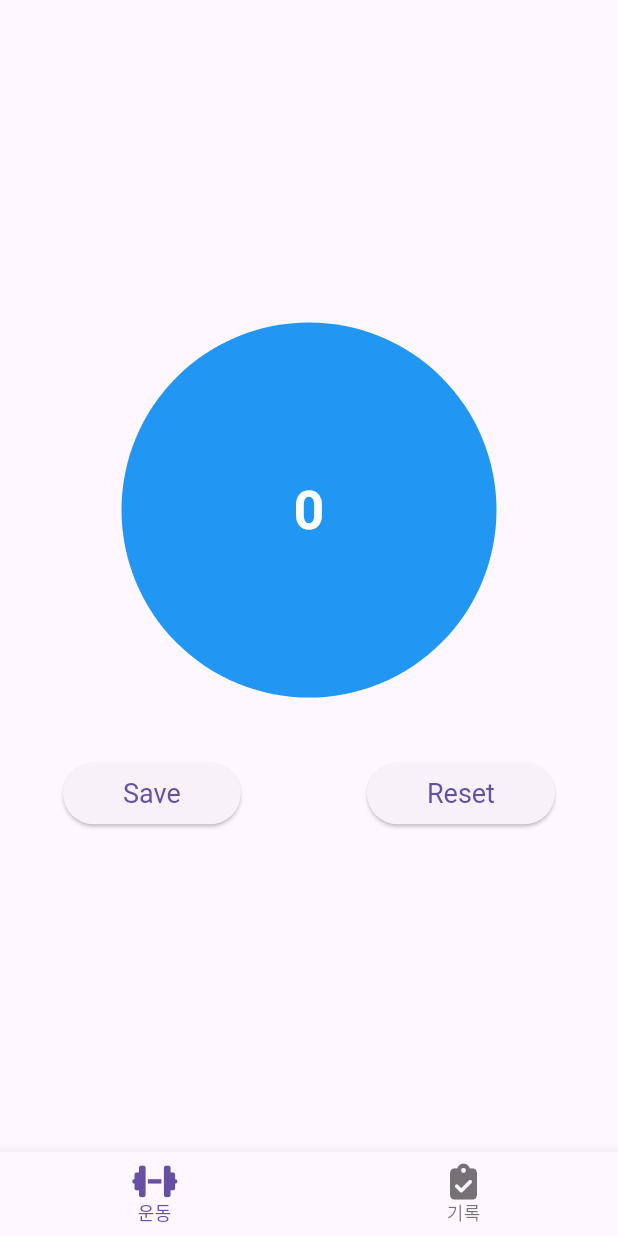
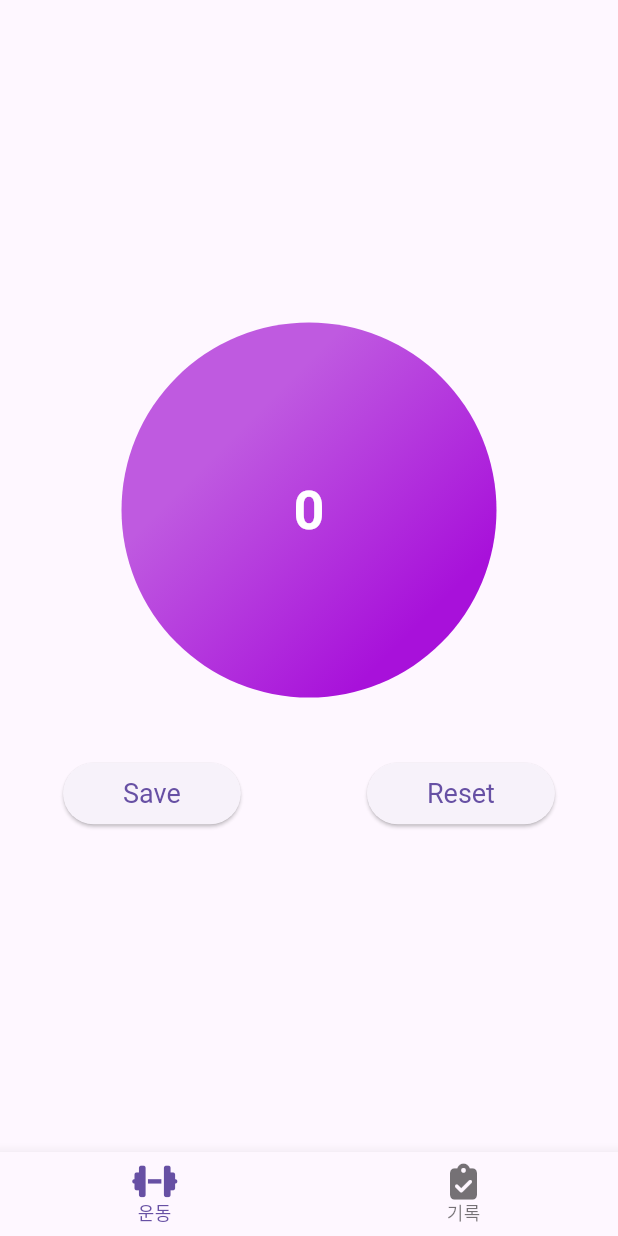
Before and after one commit to TaeBbong/babo-health, a Flutter app: the screen it shows after launch, on a phone screen of 412 x 824 dp. Run offline on Flutter 3.47's test engine with Material 3 defaults, Android fonts, the phone set to English and light mode, and no system bars; our stand-ins replace flutter_form_builder, font_awesome_flutter, form_builder_validators, freezed_annotation, get, sqflite; accounts and stored records are empty.

Commit message:
fix: ui update

```diff
--- a/lib/views/tabs/tab_counter.dart
+++ b/lib/views/tabs/tab_counter.dart
@@ -23,7 +23,12 @@ class CounterTab extends StatelessWidget {
                   width: 250.0,
                   height: 250.0,
                   decoration: const BoxDecoration(
-                    color: Colors.blue,
+                    gradient: LinearGradient(
+                      colors: [Color(0xffbf5ae0), Color(0xffa811da)],
+                      stops: [0.3, 0.8],
+                      begin: Alignment.topLeft,
+                      end: Alignment.bottomRight,
+                    ),
                     shape: BoxShape.circle,
                   ),
                   child: Center(
```
Also changed, not shown: lib/views/tabs/tab_log.dart (+20 -26 lines).
